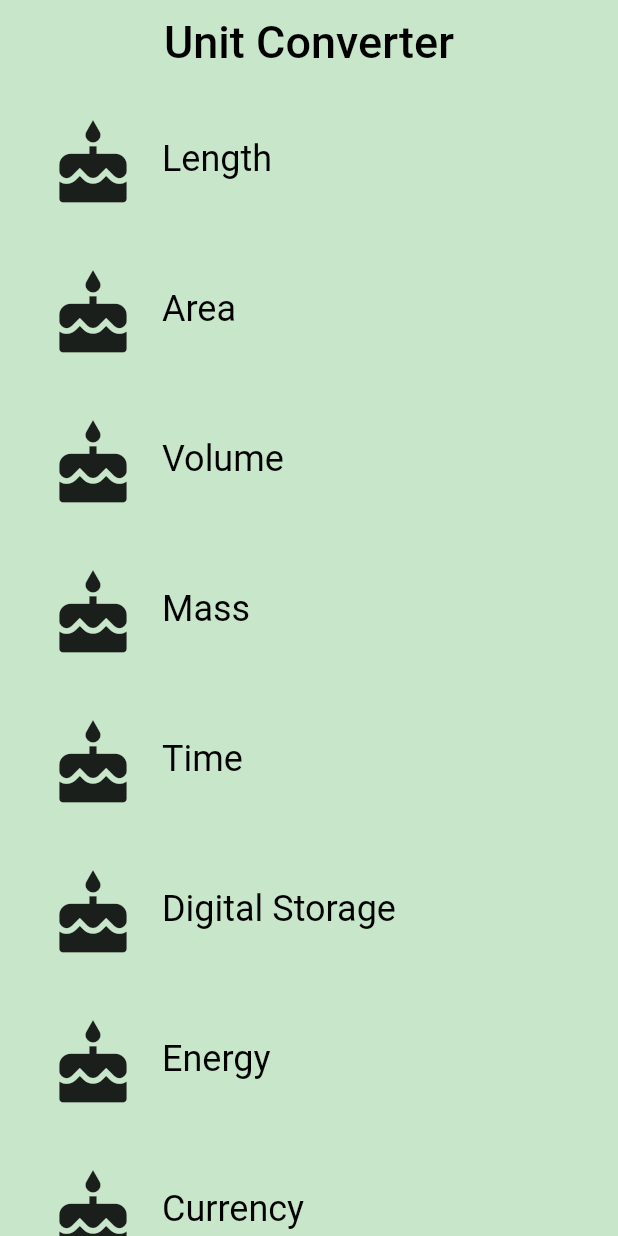
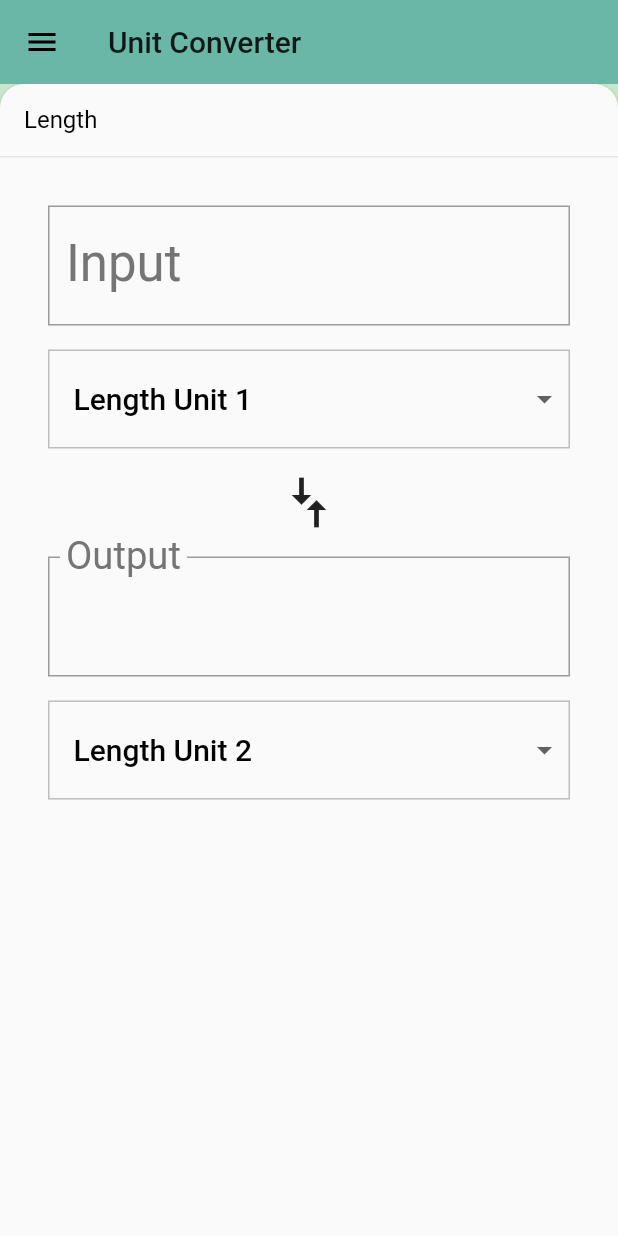
Before and after one commit to chauhan-abhi/udacity-flutter-course, a Flutter app: the screen it shows after launch, on a phone screen of 412 x 824 dp. Run offline on Flutter 3.47's test engine with Material 2 defaults, Android fonts, the phone set to English and light mode, and no system bars.

Commit message:
backdrop for converter added

```diff
--- a/lib/backdrop.dart
+++ b/lib/backdrop.dart
@@ -269,6 +269,7 @@ class _BackdropState extends State<Backdrop>
       body: LayoutBuilder(
         builder: _buildStack,
       ),
+      resizeToAvoidBottomPadding: false,
     );
   }
 }
--- a/lib/category_route.dart
+++ b/lib/category_route.dart
@@ -2,7 +2,9 @@ import 'package:flutter/material.dart';
 import 'package:task_02_category_widget/category.dart';
 import 'package:task_02_category_widget/unit.dart';
 
+import 'backdrop.dart';
 import 'category_tile.dart';
+import 'unit_converter.dart';
 
 final _backgroundColor = Colors.green[100];
 
@@ -23,6 +25,8 @@ class CategoryRoute extends StatefulWidget {
 }
 
 class CategoryRouteState extends State<CategoryRoute> {
+  Category _defaultCategory;
+  Category _currentCategory;
   final _categories = <Category>[];
 
   static const _categoryNames = <String>[
@@ -76,17 +80,25 @@ class CategoryRouteState extends State<CategoryRoute> {
   void initState() {
     super.initState();
     for (var i = 0; i < _categoryNames.length; i++) {
-      _categories.add(Category(
+      var category = Category(
         name: _categoryNames[i],
         color: _baseColors[i],
         iconLocation: Icons.cake,
         units: _retrieveUnitList(_categoryNames[i]),
-      ));
+      );
+      if (i == 0) {
+        _defaultCategory = category;
+      }
+      _categories.add(category);
     }
   }
 
   /// Function to call when a [Category] is tapped.
-  void _onCategoryTap(Category category) {}
+  void _onCategoryTap(Category category) {
+    setState(() {
+      _currentCategory = category;
+    });
+  }
 
   _buildCategoryWidget(List<Category> categories) {
     return ListView.builder(
@@ -119,7 +131,7 @@ class CategoryRouteState extends State<CategoryRoute> {
       child: _buildCategoryWidget(_categories),
     );
 
-    final appBar = AppBar(
+    /*final appBar = AppBar(
       elevation: 0.0,
       title: Text(
         'Unit Converter',
@@ -132,6 +144,18 @@ class CategoryRouteState extends State<CategoryRoute> {
     return Scaffold(
       appBar: appBar,
       body: listView,
+    );*/
+
+    // Backdrop code
+    return Backdrop(
+      currentCategory:
+          _currentCategory == null ? _defaultCategory : _currentCategory,
+      frontPanel: _currentCategory == null
+          ? UnitConverter(category: _defaultCategory)
+          : UnitConverter(category: _currentCategory),
+      backPanel: listView,
+      frontTitle: Text('Unit Converter'),
+      backTitle: Text('Select a Category'),
     );
   }
 }
--- a/lib/category_tile.dart
+++ b/lib/category_tile.dart
@@ -55,8 +55,8 @@ class CategoryTile extends StatelessWidget {
           highlightColor: category.color['highlight'],
           splashColor: category.color['splash'],
           onTap: () {
-            _navigateToConverter(context);
-          },
+            ///_navigateToConverter(context);
+            onTap(category);          },
           child: Padding(
             padding: EdgeInsets.all(8.0),
             child: Row(
```
